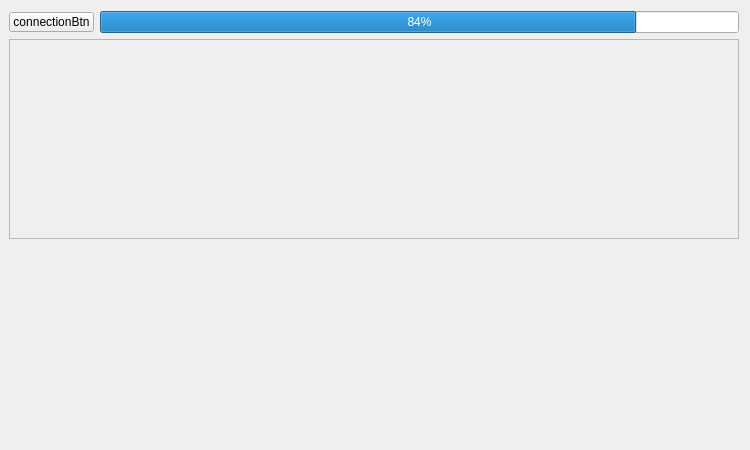
Old version of the form mainwindow.ui in the repository BOISSARD/WifiBot.
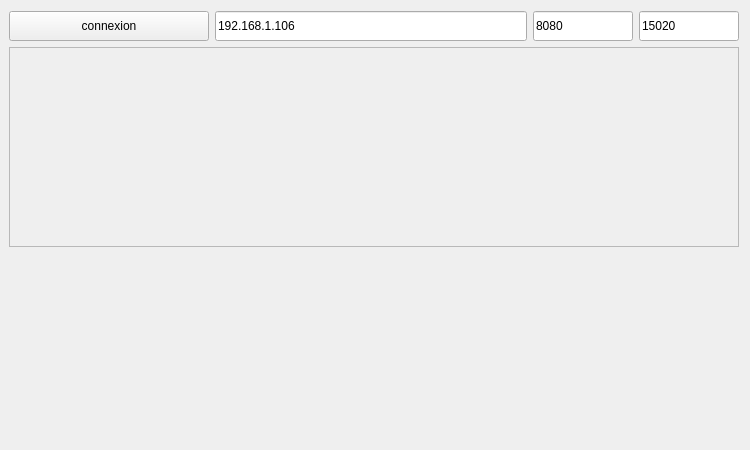
New version of the form. Custom widgets are drawn as their Qt base class.

The edit to the form file:
```diff
--- a/mainwindow.ui
+++ b/mainwindow.ui
@@ -47,21 +47,71 @@
               <verstretch>0</verstretch>
              </sizepolicy>
             </property>
+            <property name="minimumSize">
+             <size>
+              <width>200</width>
+              <height>0</height>
+             </size>
+            </property>
+            <property name="maximumSize">
+             <size>
+              <width>200</width>
+              <height>40</height>
+             </size>
+            </property>
+            <property name="text">
+             <string>connexion</string>
+            </property>
+           </widget>
+          </item>
+          <item>
+           <widget class="QLineEdit" name="IpName">
             <property name="maximumSize">
              <size>
               <width>16777215</width>
-              <height>20</height>
+              <height>30</height>
              </size>
             </property>
             <property name="text">
-             <string>connectionBtn</string>
+             <string>192.168.1.106</string>
             </property>
            </widget>
           </item>
           <item>
-           <widget class="QProgressBar" name="progressBar">
-            <property name="value">
-             <number>84</number>
+           <widget class="QLineEdit" name="HTTPPort">
+            <property name="minimumSize">
+             <size>
+              <width>100</width>
+              <height>0</height>
+             </size>
+            </property>
+            <property name="maximumSize">
+             <size>
+              <width>100</width>
+              <height>30</height>
+             </size>
+            </property>
+            <property name="text">
+             <string>8080</string>
+            </property>
+           </widget>
+          </item>
+          <item>
+           <widget class="QLineEdit" name="TCPPort">
+            <property name="minimumSize">
+             <size>
+              <width>100</width>
+              <height>0</height>
+             </size>
+            </property>
+            <property name="maximumSize">
+             <size>
+              <width>100</width>
+              <height>30</height>
+             </size>
+            </property>
+            <property name="text">
+             <string>15020</string>
             </property>
            </widget>
           </item>
```
